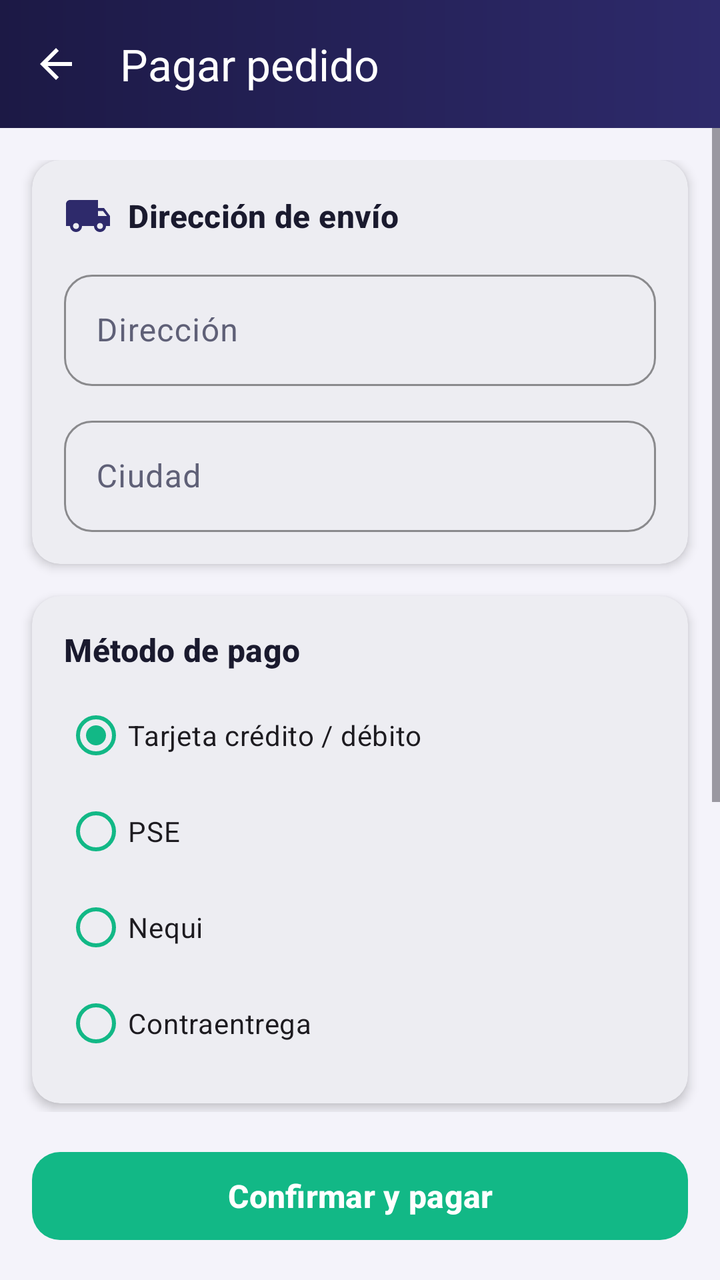
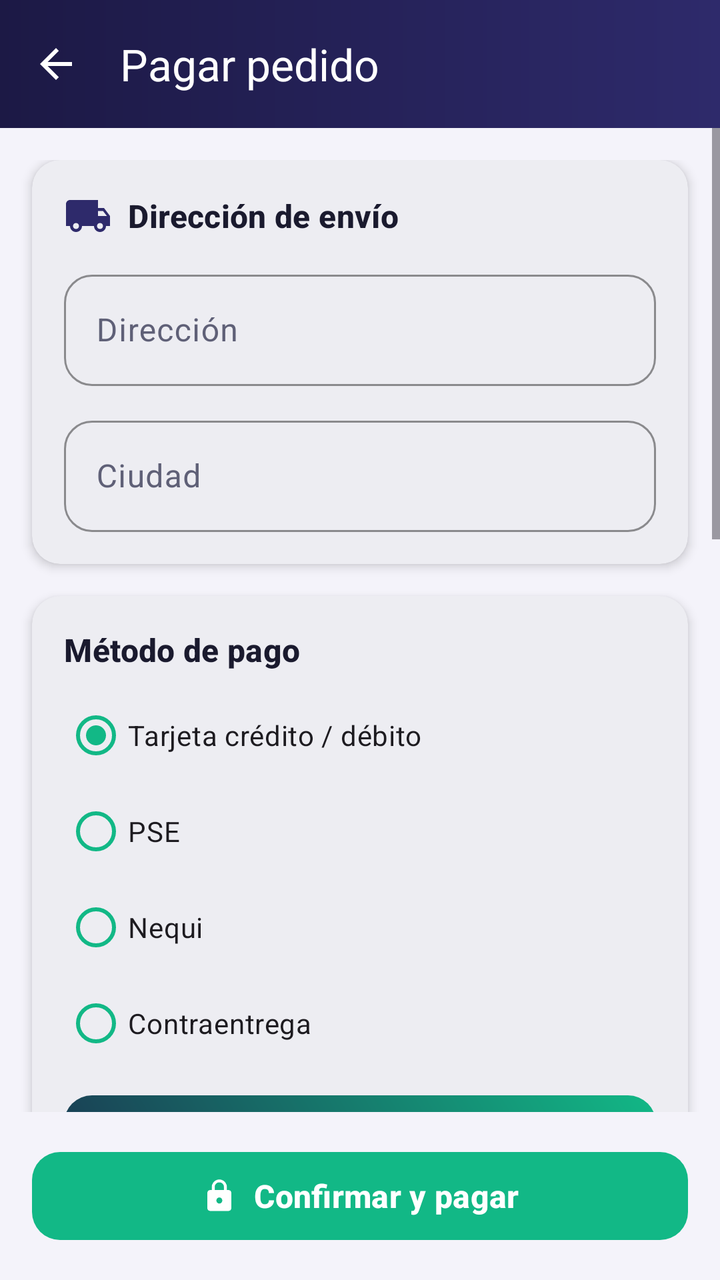

An Android layout rendered at two revisions. The XML below is the earlier revision; the diff shows what the commit changed to produce the second picture.
<!-- AndroidManifest.xml: application theme Theme.TechNova -->
<!-- res/layout/activity_checkout.xml -->
<?xml version="1.0" encoding="utf-8"?>
<LinearLayout xmlns:android="http://schemas.android.com/apk/res/android"
    xmlns:app="http://schemas.android.com/apk/res-auto"
    android:layout_width="match_parent"
    android:layout_height="match_parent"
    android:background="@color/tn_background"
    android:orientation="vertical">

    <com.google.android.material.appbar.MaterialToolbar
        android:id="@+id/toolbar"
        style="@style/Widget.TechNova.Toolbar"
        android:layout_width="match_parent"
        android:layout_height="wrap_content"
        app:navigationIcon="@drawable/ic_back"
        app:title="@string/checkout_title" />

    <ScrollView
        android:layout_width="match_parent"
        android:layout_height="0dp"
        android:layout_weight="1">

        <LinearLayout
            android:layout_width="match_parent"
            android:layout_height="wrap_content"
            android:orientation="vertical"
            android:paddingTop="@dimen/space_l"
            android:paddingBottom="@dimen/space_l">

            <com.google.android.material.card.MaterialCardView
                android:layout_width="match_parent"
                android:layout_height="wrap_content"
                android:layout_marginStart="@dimen/space_l"
                android:layout_marginEnd="@dimen/space_l">

                <LinearLayout
                    android:layout_width="match_parent"
                    android:layout_height="wrap_content"
                    android:orientation="vertical"
                    android:padding="@dimen/space_l">

                    <TextView
                        style="@style/Text.TechNova.Subtitle"
                        android:layout_width="wrap_content"
                        android:layout_height="wrap_content"
                        android:drawablePadding="@dimen/space_s"
                        android:gravity="center_vertical"
                        android:text="@string/section_address"
                        app:drawableStartCompat="@drawable/ic_shipping" />

                    <com.google.android.material.textfield.TextInputLayout
                        android:id="@+id/tilAddress"
                        android:layout_width="match_parent"
                        android:layout_height="wrap_content"
                        android:layout_marginTop="@dimen/space_m"
                        android:hint="@string/hint_address">

                        <com.google.android.material.textfield.TextInputEditText
                            android:id="@+id/etAddress"
                            android:layout_width="match_parent"
                            android:layout_height="wrap_content"
                            android:inputType="textPostalAddress" />
                    </com.google.android.material.textfield.TextInputLayout>

                    <com.google.android.material.textfield.TextInputLayout
                        android:id="@+id/tilCity"
                        android:layout_width="match_parent"
                        android:layout_height="wrap_content"
                        android:layout_marginTop="@dimen/space_m"
                        android:hint="@string/hint_city">

                        <com.google.android.material.textfield.TextInputEditText
                            android:id="@+id/etCity"
                            android:layout_width="match_parent"
                            android:layout_height="wrap_content"
                            android:inputType="textCapWords" />
                    </com.google.android.material.textfield.TextInputLayout>
                </LinearLayout>
            </com.google.android.material.card.MaterialCardView>

            <com.google.android.material.card.MaterialCardView
                android:layout_width="match_parent"
                android:layout_height="wrap_content"
                android:layout_marginStart="@dimen/space_l"
                android:layout_marginTop="@dimen/space_l"
                android:layout_marginEnd="@dimen/space_l">

                <LinearLayout
                    android:layout_width="match_parent"
                    android:layout_height="wrap_content"
                    android:orientation="vertical"
                    android:padding="@dimen/space_l">

                    <TextView
                        style="@style/Text.TechNova.Subtitle"
                        android:layout_width="wrap_content"
                        android:layout_height="wrap_content"
                        android:text="@string/section_payment" />

                    <RadioGroup
                        android:id="@+id/rgPayment"
                        android:layout_width="match_parent"
                        android:layout_height="wrap_content"
                        android:layout_marginTop="@dimen/space_s"
                        android:checkedButton="@id/rbCard">

                        <com.google.android.material.radiobutton.MaterialRadioButton
                            android:id="@+id/rbCard"
                            android:layout_width="match_parent"
                            android:layout_height="wrap_content"
                            android:minHeight="@dimen/touch_min"
                            android:text="@string/pay_card"
                            app:buttonTint="@color/tn_mint" />

                        <com.google.android.material.radiobutton.MaterialRadioButton
                            android:id="@+id/rbPse"
                            android:layout_width="match_parent"
                            android:layout_height="wrap_content"
                            android:minHeight="@dimen/touch_min"
                            android:text="@string/pay_pse"
                            app:buttonTint="@color/tn_mint" />

                        <com.google.android.material.radiobutton.MaterialRadioButton
                            android:id="@+id/rbNequi"
                            android:layout_width="match_parent"
                            android:layout_height="wrap_content"
                            android:minHeight="@dimen/touch_min"
                            android:text="@string/pay_nequi"
                            app:buttonTint="@color/tn_mint" />

                        <com.google.android.material.radiobutton.MaterialRadioButton
                            android:id="@+id/rbCash"
                            android:layout_width="match_parent"
                            android:layout_height="wrap_content"
                            android:minHeight="@dimen/touch_min"
                            android:text="@string/pay_cash"
                            app:buttonTint="@color/tn_mint" />
                    </RadioGroup>
                </LinearLayout>
            </com.google.android.material.card.MaterialCardView>

            <TextView
                style="@style/Text.TechNova.Subtitle"
                android:layout_width="wrap_content"
                android:layout_height="wrap_content"
                android:layout_marginStart="@dimen/space_l"
                android:layout_marginTop="@dimen/space_l"
                android:layout_marginBottom="@dimen/space_s"
                android:text="@string/section_summary" />

            <include
                android:id="@+id/summary"
                layout="@layout/layout_order_summary" />

            <com.google.android.material.checkbox.MaterialCheckBox
                android:id="@+id/cbTerms"
                android:layout_width="match_parent"
                android:layout_height="wrap_content"
                android:layout_marginStart="@dimen/space_m"
                android:layout_marginTop="@dimen/space_s"
                android:layout_marginEnd="@dimen/space_l"
                android:minHeight="@dimen/touch_min"
                android:text="@string/chk_terms"
                android:textColor="@color/tn_text_secondary"
                app:buttonTint="@color/tn_indigo" />
        </LinearLayout>
    </ScrollView>

    <com.google.android.material.button.MaterialButton
        android:id="@+id/btnPay"
        style="@style/Widget.TechNova.Button.Accent"
        android:layout_width="match_parent"
        android:layout_height="wrap_content"
        android:layout_margin="@dimen/space_l"
        android:text="@string/btn_pay" />
</LinearLayout>
<!-- res/layout/layout_order_summary.xml (included above) -->
<?xml version="1.0" encoding="utf-8"?>
<com.google.android.material.card.MaterialCardView xmlns:android="http://schemas.android.com/apk/res/android"
    android:layout_width="match_parent"
    android:layout_height="wrap_content"
    android:layout_marginStart="@dimen/space_l"
    android:layout_marginEnd="@dimen/space_l">

    <LinearLayout
        android:layout_width="match_parent"
        android:layout_height="wrap_content"
        android:orientation="vertical"
        android:padding="@dimen/space_l">

        <LinearLayout
            android:layout_width="match_parent"
            android:layout_height="wrap_content"
            android:orientation="horizontal">

            <TextView
                style="@style/Text.TechNova.Body"
                android:layout_width="0dp"
                android:layout_height="wrap_content"
                android:layout_weight="1"
                android:text="@string/label_subtotal" />

            <TextView
                android:id="@+id/tvSubtotal"
                style="@style/Text.TechNova.Body"
                android:layout_width="wrap_content"
                android:layout_height="wrap_content" />
        </LinearLayout>

        <LinearLayout
            android:layout_width="match_parent"
            android:layout_height="wrap_content"
            android:layout_marginTop="@dimen/space_xs"
            android:orientation="horizontal">

            <TextView
                style="@style/Text.TechNova.Body"
                android:layout_width="0dp"
                android:layout_height="wrap_content"
                android:layout_weight="1"
                android:text="@string/label_shipping" />

            <TextView
                android:id="@+id/tvShipping"
                style="@style/Text.TechNova.Body"
                android:layout_width="wrap_content"
                android:layout_height="wrap_content" />
        </LinearLayout>

        <View
            style="@style/Widget.TechNova.Divider"
            android:layout_marginTop="@dimen/space_s"
            android:layout_marginBottom="@dimen/space_s" />

        <LinearLayout
            android:layout_width="match_parent"
            android:layout_height="wrap_content"
            android:orientation="horizontal">

            <TextView
                style="@style/Text.TechNova.Subtitle"
                android:layout_width="0dp"
                android:layout_height="wrap_content"
                android:layout_weight="1"
                android:text="@string/label_total" />

            <TextView
                android:id="@+id/tvTotal"
                style="@style/Text.TechNova.Price"
                android:layout_width="wrap_content"
                android:layout_height="wrap_content" />
        </LinearLayout>
    </LinearLayout>
</com.google.android.material.card.MaterialCardView>
<!-- resources referenced by this layout -->
<resources>
  <color name="tn_indigo">#2E2A6B</color>
  <color name="tn_mint">#12B886</color>
  <dimen name="space_l">16dp</dimen>
  <dimen name="space_m">12dp</dimen>
  <dimen name="space_s">8dp</dimen>
  <dimen name="space_xs">4dp</dimen>
  <dimen name="touch_min">48dp</dimen>
  <string name="hint_city">Ciudad</string>
  <string name="label_total">Total</string>
  <string name="pay_nequi">Nequi</string>
  <string name="pay_pse">PSE</string>
  <dimen name="text_body">14sp</dimen>
  <dimen name="text_subtitle">16sp</dimen>
  <color name="tn_coral">#FF6B4A</color>
  <dimen name="stroke_width">1dp</dimen>
  <color name="tn_divider">#DCDBE8</color>
  <color name="tn_white">#FFFFFF</color>
  <color name="tn_mint_light">#D3F5EA</color>
  <color name="tn_surface">#FFFFFF</color>
  <dimen name="button_height">52dp</dimen>
  <dimen name="radius_m">14dp</dimen>
  <dimen name="card_elevation">3dp</dimen>
  <!-- unchanged entries left out for length: 31 -->
</resources>

<!-- the commit's change to res/layout/activity_checkout.xml (unified diff, before → after) -->
@@ -135,6 +135,197 @@
                             android:text="@string/pay_cash"
                             app:buttonTint="@color/tn_mint" />
                     </RadioGroup>
+
+                    
+                    <LinearLayout
+                        android:id="@+id/layoutCard"
+                        android:layout_width="match_parent"
+                        android:layout_height="wrap_content"
+                        android:layout_marginTop="@dimen/space_m"
+                        android:orientation="vertical">
+
+                        
+                        <LinearLayout
+                            android:layout_width="match_parent"
+                            android:layout_height="@dimen/credit_card_height"
+                            android:background="@drawable/bg_credit_card"
+                            android:orientation="vertical"
+                            android:padding="@dimen/space_l">
+
+                            <ImageView
+                                android:layout_width="@dimen/icon_l"
+                                android:layout_height="@dimen/icon_l"
+                                android:importantForAccessibility="no"
+                                android:src="@drawable/ic_credit_card"
+                                app:tint="@color/tn_white" />
+
+                            <TextView
+                                android:id="@+id/tvCardNumber"
+                                android:layout_width="wrap_content"
+                                android:layout_height="0dp"
+                                android:layout_weight="1"
+                                android:gravity="center_vertical"
+                                android:letterSpacing="0.1"
+                                android:text="@string/card_preview_number"
+                                android:textColor="@color/tn_white"
+                                android:textSize="@dimen/text_title"
+                                android:textStyle="bold" />
+
+                            <LinearLayout
+                                android:layout_width="match_parent"
+                                android:layout_height="wrap_content"
+                                android:orientation="horizontal">
+
+                                <TextView
+                                    android:id="@+id/tvCardName"
+                                    android:layout_width="0dp"
+                                    android:layout_height="wrap_content"
+                                    android:layout_weight="1"
+                                    android:ellipsize="end"
+                                    android:maxLines="1"
+                                    android:text="@string/card_preview_name"
+                                    android:textColor="@color/tn_white"
+                                    android:textSize="@dimen/text_body" />
+
+                                <TextView
+                                    android:id="@+id/tvCardExpiry"
+                                    android:layout_width="wrap_content"
+                                    android:layout_height="wrap_content"
+                                    android:text="@string/card_preview_expiry"
+                                    android:textColor="@color/tn_white"
+                                    android:textSize="@dimen/text_body" />
+                            </LinearLayout>
+                        </LinearLayout>
+
+                        <com.google.android.material.textfield.TextInputLayout
+                            android:id="@+id/tilCardNumber"
+                            android:layout_width="match_parent"
+                            android:layout_height="wrap_content"
+                            android:layout_marginTop="@dimen/space_m"
+                            android:hint="@string/hint_card_number"
+                            app:counterEnabled="true"
+                            app:counterMaxLength="16"
+                            app:startIconDrawable="@drawable/ic_credit_card"
+                            app:startIconTint="@color/tn_indigo">
+
+                            <com.google.android.material.textfield.TextInputEditText
+                                android:id="@+id/etCardNumber"
+                                android:layout_width="match_parent"
+                                android:layout_height="wrap_content"
+                                android:inputType="number"
+                                android:maxLength="16" />
+                        </com.google.android.material.textfield.TextInputLayout>
+
+                        <com.google.android.material.textfield.TextInputLayout
+                            android:id="@+id/tilCardName"
+                            android:layout_width="match_parent"
+                            android:layout_height="wrap_content"
+                            android:layout_marginTop="@dimen/space_s"
+                            android:hint="@string/hint_card_name">
+
+                            <com.google.android.material.textfield.TextInputEditText
+                                android:id="@+id/etCardName"
+                                android:layout_width="match_parent"
+                                android:layout_height="wrap_content"
+                                android:inputType="textCapCharacters" />
+                        </com.google.android.material.textfield.TextInputLayout>
+
+                        <LinearLayout
+                            android:layout_width="match_parent"
+                            android:layout_height="wrap_content"
+                            android:layout_marginTop="@dimen/space_s"
+                            android:orientation="horizontal">
+
+                            <com.google.android.material.textfield.TextInputLayout
+                                android:id="@+id/tilCardExpiry"
+                                android:layout_width="0dp"
+                                android:layout_height="wrap_content"
+                                android:layout_marginEnd="@dimen/space_s"
+                                android:layout_weight="1"
+                                android:hint="@string/hint_card_expiry">
+
+                                <com.google.android.material.textfield.TextInputEditText
+                                    android:id="@+id/etCardExpiry"
+                                    android:layout_width="match_parent"
+                                    android:layout_height="wrap_content"
+                                    android:inputType="date"
+                                    android:maxLength="5" />
+                            </com.google.android.material.textfield.TextInputLayout>
+
+                            <com.google.android.material.textfield.TextInputLayout
+                                android:id="@+id/tilCardCvv"
+                                android:layout_width="0dp"
+                                android:layout_height="wrap_content"
+                                android:layout_marginStart="@dimen/space_s"
+                                android:layout_weight="1"
+                                android:hint="@string/hint_card_cvv"
+                                app:endIconMode="password_toggle">
+
+                                <com.google.android.material.textfield.TextInputEditText
+                                    android:id="@+id/etCardCvv"
+                                    android:layout_width="match_parent"
+                                    android:layout_height="wrap_content"
+                                    android:inputType="numberPassword"
+                                    android:maxLength="4" />
+                            </com.google.android.material.textfield.TextInputLayout>
+                        </LinearLayout>
+                    </LinearLayout>
+
+                    
+                    <com.google.android.material.textfield.TextInputLayout
+                        android:id="@+id/tilBank"
+                        style="@style/Widget.Material3.TextInputLayout.OutlinedBox.ExposedDropdownMenu"
+                        android:layout_width="match_parent"
+                        android:layout_height="wrap_content"
+                        android:layout_marginTop="@dimen/space_m"
+                        android:hint="@string/hint_bank"
+                        android:visibility="gone">
+
+                        <AutoCompleteTextView
+                            android:id="@+id/actBank"
+                            android:layout_width="match_parent"
+                            android:layout_height="wrap_content"
+                            android:inputType="none" />
+                    </com.google.android.material.textfield.TextInputLayout>
+
+                    
+                    <com.google.android.material.textfield.TextInputLayout
+                        android:id="@+id/tilNequi"
+                        android:layout_width="match_parent"
+                        android:layout_height="wrap_content"
+                        android:layout_marginTop="@dimen/space_m"
+                        android:hint="@string/hint_nequi_phone"
+                        android:visibility="gone">
+
+                        <com.google.android.material.textfield.TextInputEditText
+                            android:id="@+id/etNequi"
+                            android:layout_width="match_parent"
+                            android:layout_height="wrap_content"
+                            android:inputType="phone"
+                            android:maxLength="10" />
+                    </com.google.android.material.textfield.TextInputLayout>
+
+                    
+                    <TextView
+                        android:id="@+id/tvCashInfo"
+                        style="@style/Text.TechNova.Body"
+                        android:layout_width="match_parent"
+                        android:layout_height="wrap_content"
+                        android:layout_marginTop="@dimen/space_m"
+                        android:background="@drawable/bg_badge_pending"
+                        android:padding="@dimen/space_m"
+                        android:text="@string/cash_info"
+                        android:visibility="gone" />
+
+                    <TextView
+                        style="@style/Text.TechNova.Caption"
+                        android:layout_width="wrap_content"
+                        android:layout_height="wrap_content"
+                        android:layout_marginTop="@dimen/space_m"
+                        android:drawablePadding="@dimen/space_xs"
+                        android:gravity="center_vertical"
+                        android:text="@string/secure_payment"
+                        app:drawableStartCompat="@drawable/ic_lock" />
                 </LinearLayout>
             </com.google.android.material.card.MaterialCardView>
 
@@ -171,7 +362,10 @@
         android:layout_width="match_parent"
         android:layout_height="wrap_content"
         android:layout_margin="@dimen/space_l"
-        android:text="@string/btn_pay" />
+        android:text="@string/btn_pay"
+        app:icon="@drawable/ic_lock"
+        app:iconGravity="textStart"
+        app:iconTint="@color/tn_white" />
 </LinearLayout>
 <!-- res/layout/layout_order_summary.xml (included above) -->
 <?xml version="1.0" encoding="utf-8"?>
<!-- resource entries referenced after the edit -->
@@ -7,20 +7,80 @@
   <dimen name="space_s">8dp</dimen>
   <dimen name="space_xs">4dp</dimen>
   <dimen name="touch_min">48dp</dimen>
+  <!-- drawable bg_badge_pending (drawable) -->
+  <?xml version="1.0" encoding="utf-8"?>
+  <shape xmlns:android="http://schemas.android.com/apk/res/android" android:shape="rectangle">
+      <solid android:color="@color/tn_coral_light" />
+      <corners android:radius="@dimen/radius_l" />
+      <stroke android:width="@dimen/stroke_width" android:color="@color/tn_status_pending" />
+  </shape>
+  <!-- drawable bg_credit_card (drawable) -->
+  <?xml version="1.0" encoding="utf-8"?>
+  <shape xmlns:android="http://schemas.android.com/apk/res/android" android:shape="rectangle">
+      <gradient
+          android:angle="45"
+          android:endColor="@color/tn_mint"
+          android:startColor="@color/tn_indigo_dark" />
+      <corners android:radius="@dimen/radius_m" />
+  </shape>
+  <!-- drawable ic_credit_card (drawable) -->
+  <?xml version="1.0" encoding="utf-8"?>
+  <vector xmlns:android="http://schemas.android.com/apk/res/android"
+      android:width="24dp"
+      android:height="24dp"
+      android:viewportWidth="24"
+      android:viewportHeight="24">
+      <path
+          android:fillColor="@color/tn_indigo"
+          android:pathData="M20,4H4c-1.11,0 -1.99,0.89 -1.99,2L2,18c0,1.11 0.89,2 2,2h16c1.11,0 2,-0.89 2,-2V6c0,-1.11 -0.89,-2 -2,-2zM20,18H4v-6h16v6zM20,8H4V6h16v2z" />
+  </vector>
+  <!-- drawable ic_lock (drawable) -->
+  <?xml version="1.0" encoding="utf-8"?>
+  <vector xmlns:android="http://schemas.android.com/apk/res/android"
+      android:width="24dp"
+      android:height="24dp"
+      android:viewportWidth="24"
+      android:viewportHeight="24">
+      <path
+          android:fillColor="@color/tn_indigo"
+          android:pathData="M18,8h-1V6c0,-2.76 -2.24,-5 -5,-5S7,3.24 7,6v2H6c-1.1,0 -2,0.9 -2,2v10c0,1.1 0.9,2 2,2h12c1.1,0 2,-0.9 2,-2V10c0,-1.1 -0.9,-2 -2,-2zM12,17c-1.1,0 -2,-0.9 -2,-2s0.9,-2 2,-2 2,0.9 2,2 -0.9,2 -2,2zM15.1,8H8.9V6c0,-1.71 1.39,-3.1 3.1,-3.1 1.71,0 3.1,1.39 3.1,3.1v2z" />
+  </vector>
+  <string name="card_preview_expiry">MM/AA</string>
+  <string name="card_preview_name">NOMBRE APELLIDO</string>
+  <string name="card_preview_number">•••• •••• •••• ••••</string>
+  <string name="cash_info">Pagas en efectivo al recibir tu pedido. Ten el valor exacto.</string>
+  <string name="hint_bank">Banco</string>
+  <string name="hint_card_cvv">CVV</string>
+  <string name="hint_card_expiry">MM/AA</string>
+  <string name="hint_card_name">Nombre en la tarjeta</string>
+  <string name="hint_card_number">Número de tarjeta</string>
   <string name="hint_city">Ciudad</string>
+  <string name="hint_nequi_phone">Celular Nequi</string>
   <string name="label_total">Total</string>
   <string name="pay_nequi">Nequi</string>
   <string name="pay_pse">PSE</string>
+  <string name="secure_payment">Pago seguro cifrado · PCI-DSS</string>
+  <style name="Text.TechNova.Caption" parent="TextAppearance.Material3.BodySmall">
+          <item name="android:textSize">@dimen/text_caption</item>
+          <item name="android:textColor">@color/tn_text_secondary</item>
+      </style>
+  <color name="tn_coral_light">#FFE3DC</color>
+  <dimen name="radius_l">22dp</dimen>
   <dimen name="text_body">14sp</dimen>
+  <dimen name="text_title">20sp</dimen>
   <dimen name="text_subtitle">16sp</dimen>
   <color name="tn_coral">#FF6B4A</color>
   <dimen name="stroke_width">1dp</dimen>
+  <color name="tn_status_pending">#FFB020</color>
   <color name="tn_divider">#DCDBE8</color>
   <color name="tn_white">#FFFFFF</color>
+  <dimen name="credit_card_height">180dp</dimen>
+  <dimen name="icon_l">40dp</dimen>
   <color name="tn_mint_light">#D3F5EA</color>
   <color name="tn_surface">#FFFFFF</color>
   <dimen name="button_height">52dp</dimen>
   <dimen name="radius_m">14dp</dimen>
+  <dimen name="text_caption">12sp</dimen>
   <dimen name="card_elevation">3dp</dimen>
   <!-- unchanged entries left out for length: 31 -->
 </resources>
